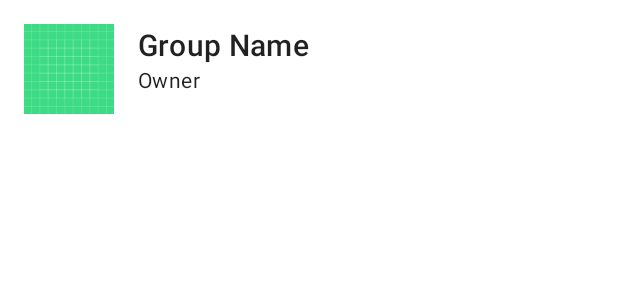
After one commit to MiguelMarcelino/Expensiarmus, an Android app: the layout item_group.xml on its own in the app's theme, with its tools: preview values and no code run, on a phone screen of 412 x 824 dp. The commit adds this screen. Shown: the top 300 px of the screen. Run offline under Robolectric (Android 15) with nearby library versions, the phone set to English and light mode, and no system bars.

Commit message:
feature: Add modern group list

```diff
--- /dev/null
+++ b/app/src/main/res/layout/item_group.xml
@@ -0,0 +1,45 @@
+<?xml version="1.0" encoding="utf-8"?>
+<LinearLayout xmlns:android="http://schemas.android.com/apk/res/android"
+    android:layout_width="match_parent"
+    android:layout_height="wrap_content"
+    xmlns:app="http://schemas.android.com/apk/res-auto"
+    android:orientation="horizontal"
+    android:padding="16dp">
+
+    <ImageView
+        android:id="@+id/imgGroupIcon"
+        android:layout_width="60dp"
+        android:layout_height="60dp"
+        android:layout_marginEnd="16dp"
+        android:scaleType="centerCrop"
+        app:srcCompat="@drawable/ic_expensiarmus_background" />
+
+    <LinearLayout
+        android:layout_width="0dp"
+        android:layout_height="wrap_content"
+        android:layout_weight="1"
+        android:orientation="vertical">
+
+        <TextView
+            android:id="@+id/groupName"
+            android:layout_width="match_parent"
+            android:layout_height="wrap_content"
+            android:text="Group Name"
+            android:textAppearance="?attr/textAppearanceHeadline6" />
+
+        <TextView
+            android:id="@+id/groupDescription"
+            android:layout_width="match_parent"
+            android:layout_height="wrap_content"
+            android:text="Group Description"
+            android:textAppearance="?attr/textAppearanceBody2"
+            android:visibility="gone" />
+
+        <TextView
+            android:id="@+id/groupOwner"
+            android:layout_width="match_parent"
+            android:layout_height="wrap_content"
+            android:text="Owner"
+            android:textAppearance="?attr/textAppearanceBody2" />
+    </LinearLayout>
+</LinearLayout>
--- a/app/src/main/res/navigation/mobile_navigation.xml
+++ b/app/src/main/res/navigation/mobile_navigation.xml
@@ -15,7 +15,7 @@
         android:id="@+id/nav_group"
         android:name="com.spellshare.expensiarmus.ui.group.GroupFragment"
         android:label="@string/menu_group"
-        tools:layout="@layout/fragment_group" >
+        tools:layout="@layout/item_group">
         <action
             android:id="@+id/action_nav_group_to_nav_group_detail"
             app:destination="@id/nav_group_detail" />
@@ -24,7 +24,7 @@
     <fragment
         android:id="@+id/nav_group_detail"
         android:name="com.spellshare.expensiarmus.ui.groupDetail.GroupDetailFragment"
-        tools:layout="@layout/fragment_group_detail" >
+        tools:layout="@layout/fragment_group_detail">
         <action
             android:id="@+id/action_nav_group_detail_to_nav_expense_detail"
             app:destination="@id/nav_expense_detail" />
@@ -33,5 +33,5 @@
     <fragment
         android:id="@+id/nav_expense_detail"
         android:name="com.spellshare.expensiarmus.ui.expenseCreation.ExpenseCreationFragment"
-        tools:layout="@layout/fragment_expense_creation"/>
+        tools:layout="@layout/fragment_expense_creation" />
 </navigation>
```
Also changed, not shown: app/src/main/java/com/spellshare/expensiarmus/ui/group/GroupAdapter.kt (added, +62 -0 lines), app/src/main/java/com/spellshare/expensiarmus/ui/group/GroupFragment.kt (+9 -22 lines), app/src/main/res/layout/fragment_group.xml (+10 -6 lines), app/src/main/res/layout/fragment_group_detail.xml (+5 -3 lines).
